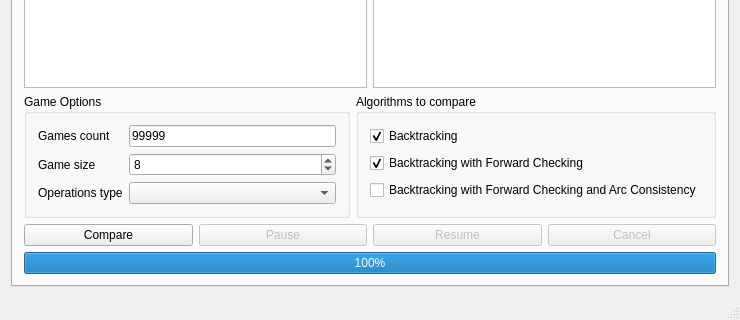
This is front/mainwindow.ui in SamuelShokry/kenken as Qt 5 draws it before an edit; both pictures show x 0 to 740 and y 138 to 458 of the 740 by 458 pixel window. The edited form follows.
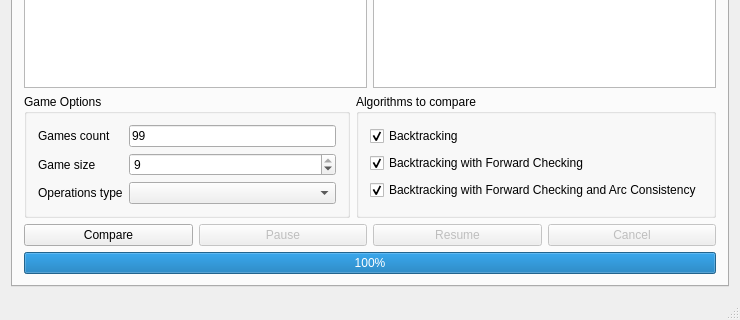
This is the edited form. Custom widgets are drawn as their Qt base class.

Patch:
```diff
--- a/front/mainwindow.ui
+++ b/front/mainwindow.ui
@@ -198,7 +198,7 @@
                <item row="0" column="1">
                 <widget class="QLineEdit" name="compareCount">
                  <property name="text">
-                  <string>99999</string>
+                  <string>99</string>
                  </property>
                 </widget>
                </item>
@@ -218,7 +218,7 @@
                   <number>9</number>
                  </property>
                  <property name="value">
-                  <number>8</number>
+                  <number>9</number>
                  </property>
                 </widget>
                </item>
@@ -268,6 +268,9 @@
                <property name="text">
                 <string>Backtracking with Forward Checking and Arc Consistency</string>
                </property>
+               <property name="checked">
+                <bool>true</bool>
+               </property>
               </widget>
              </item>
             </layout>
```
Left out of the diff: 6 changed lines with no effect on the pictures.
